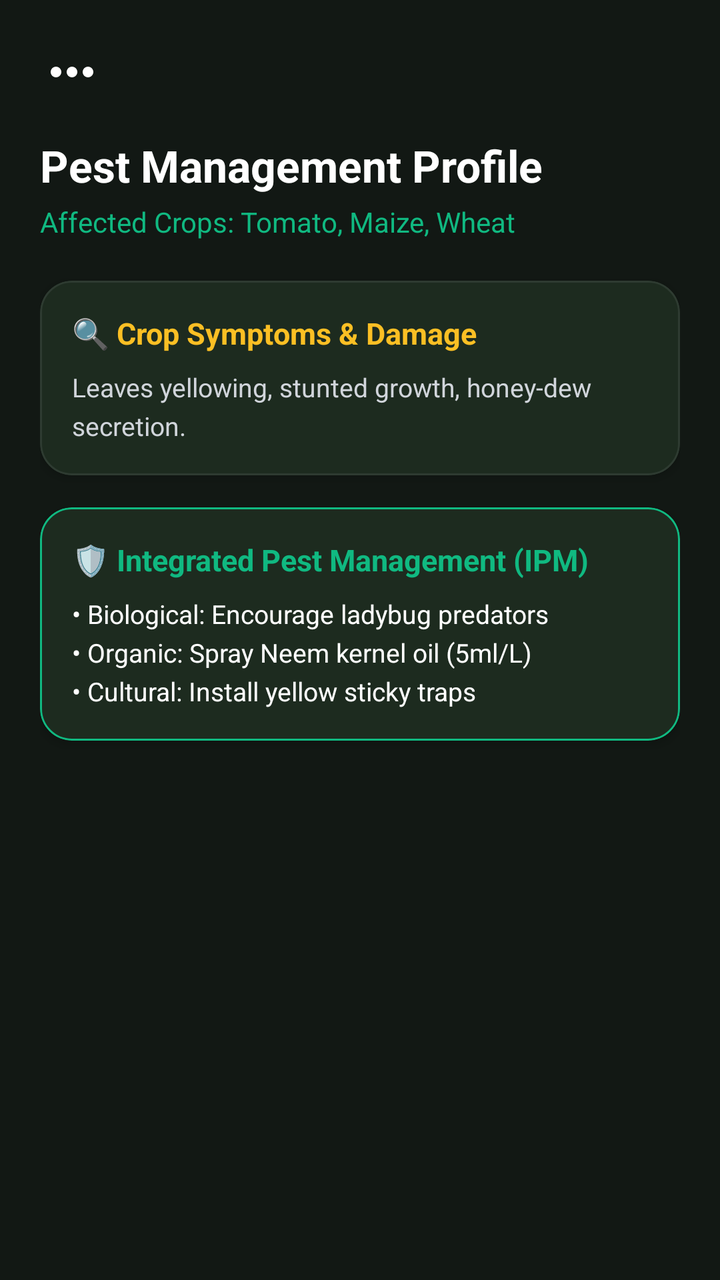
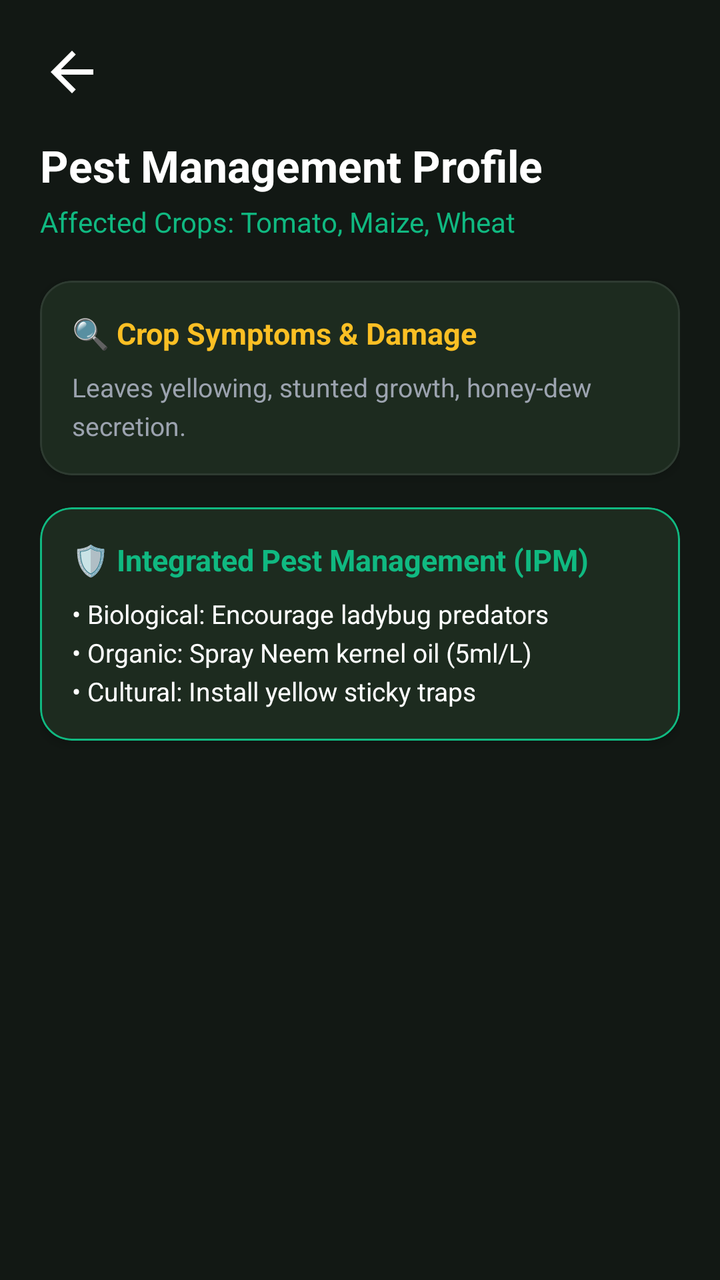

Compare the two renders of this Android layout. The source of the first and the diff that turns it into the second are given below.
<!-- AndroidManifest.xml: application theme Theme.SmartAgriculture -->
<!-- res/layout/fragment_pest_detail.xml -->
<?xml version="1.0" encoding="utf-8"?>
<androidx.core.widget.NestedScrollView xmlns:android="http://schemas.android.com/apk/res/android"
    xmlns:app="http://schemas.android.com/apk/res-auto"
    android:layout_width="match_parent"
    android:layout_height="match_parent"
    android:fillViewport="true"
    android:background="#121814">

    <LinearLayout
        android:layout_width="match_parent"
        android:layout_height="wrap_content"
        android:orientation="vertical"
        android:padding="20dp"
        android:paddingBottom="40dp">

        <ImageView
            android:id="@+id/btnBack"
            android:layout_width="32dp"
            android:layout_height="32dp"
            android:src="@drawable/ic_more"
            app:tint="#FFFFFF"
            android:layout_marginBottom="16dp" />

        <TextView
            android:id="@+id/tvPestDetailName"
            android:layout_width="wrap_content"
            android:layout_height="wrap_content"
            android:text="Pest Management Profile"
            android:textSize="22sp"
            android:textStyle="bold"
            android:textColor="#FFFFFF"
            android:layout_marginBottom="4dp" />

        <TextView
            android:id="@+id/tvPestAffectedCrops"
            android:layout_width="wrap_content"
            android:layout_height="wrap_content"
            android:text="Affected Crops: Tomato, Maize, Wheat"
            android:textSize="14sp"
            android:textColor="#10B981"
            android:layout_marginBottom="20dp" />

        
        <com.google.android.material.card.MaterialCardView
            android:layout_width="match_parent"
            android:layout_height="wrap_content"
            app:cardCornerRadius="16dp"
            app:cardElevation="3dp"
            app:cardBackgroundColor="#1C241E"
            app:strokeColor="#2E3B31"
            app:strokeWidth="1dp"
            android:layout_marginBottom="16dp">

            <LinearLayout
                android:layout_width="match_parent"
                android:layout_height="wrap_content"
                android:orientation="vertical"
                android:padding="16dp">

                <TextView
                    android:layout_width="wrap_content"
                    android:layout_height="wrap_content"
                    android:text="🔍 Crop Symptoms &amp; Damage"
                    android:textSize="15sp"
                    android:textStyle="bold"
                    android:textColor="#FBBF24"
                    android:layout_marginBottom="8dp" />

                <TextView
                    android:id="@+id/tvPestSymptoms"
                    android:layout_width="match_parent"
                    android:layout_height="wrap_content"
                    android:text="Leaves yellowing, stunted growth, honey-dew secretion."
                    android:textSize="13sp"
                    android:lineSpacingExtra="4dp"
                    android:textColor="#D1D5DB" />
            </LinearLayout>
        </com.google.android.material.card.MaterialCardView>

        
        <com.google.android.material.card.MaterialCardView
            android:layout_width="match_parent"
            android:layout_height="wrap_content"
            app:cardCornerRadius="16dp"
            app:cardElevation="3dp"
            app:cardBackgroundColor="#1C241E"
            app:strokeColor="#10B981"
            app:strokeWidth="1dp"
            android:layout_marginBottom="16dp">

            <LinearLayout
                android:layout_width="match_parent"
                android:layout_height="wrap_content"
                android:orientation="vertical"
                android:padding="16dp">

                <TextView
                    android:layout_width="wrap_content"
                    android:layout_height="wrap_content"
                    android:text="🛡️ Integrated Pest Management (IPM)"
                    android:textSize="15sp"
                    android:textStyle="bold"
                    android:textColor="#10B981"
                    android:layout_marginBottom="8dp" />

                <TextView
                    android:id="@+id/tvPestManagement"
                    android:layout_width="match_parent"
                    android:layout_height="wrap_content"
                    android:text="• Biological: Encourage ladybug predators\n• Organic: Spray Neem kernel oil (5ml/L)\n• Cultural: Install yellow sticky traps"
                    android:textSize="13sp"
                    android:lineSpacingExtra="4dp"
                    android:textColor="#FFFFFF" />
            </LinearLayout>
        </com.google.android.material.card.MaterialCardView>

    </LinearLayout>
</androidx.core.widget.NestedScrollView>
<!-- resources referenced by this layout -->
<resources>
  <!-- drawable ic_more (drawable) -->
  <vector xmlns:android="http://schemas.android.com/apk/res/android"
      android:width="24dp"
      android:height="24dp"
      android:viewportWidth="24.0"
      android:viewportHeight="24.0">
      <path
          android:fillColor="#FF000000"
          android:pathData="M6,10c-1.1,0 -2,0.9 -2,2s0.9,2 2,2 2,-0.9 2,-2 -0.9,-2 -2,-2zm12,0c-1.1,0 -2,0.9 -2,2s0.9,2 2,2 2,-0.9 2,-2 -0.9,-2 -2,-2zm-6,0c-1.1,0 -2,0.9 -2,2s0.9,2 2,2 2,-0.9 2,-2 -0.9,-2 -2,-2z"/>
  </vector>
  <style name="Theme.SmartAgriculture" parent="Base.Theme.SmartAgriculture" />
  <style name="Base.Theme.SmartAgriculture" parent="Theme.Material3.DayNight.NoActionBar">
          
          <item name="colorPrimary">@color/colorPrimary</item>
          <item name="colorPrimaryVariant">@color/colorPrimaryVariant</item>
          <item name="colorOnPrimary">@color/colorOnPrimary</item>
          
          
          <item name="colorSecondary">@color/colorSecondary</item>
          <item name="colorSecondaryVariant">@color/colorSecondaryVariant</item>
          <item name="colorOnSecondary">@color/colorOnSecondary</item>
          
          
          <item name="android:colorBackground">#121814</item>
          <item name="colorSurface">#1C241E</item>
          <item name="colorSurfaceVariant">#242E27</item>
          <item name="colorOnSurface">#FFFFFF</item>
          <item name="colorOnSurfaceVariant">#9CA3AF</item>
  
          
          <item name="android:windowFullscreen">true</item>
  
          
          <item name="fontFamily">sans-serif</item>
      </style>
  <color name="colorPrimary">#2E7D32</color>
  <color name="colorPrimaryVariant">#1B5E20</color>
  <color name="colorOnPrimary">#FFFFFF</color>
  <color name="colorSecondary">#81C784</color>
  <color name="colorSecondaryVariant">#66BB6A</color>
  <color name="colorOnSecondary">#000000</color>
</resources>

<!-- the commit's change to res/layout/fragment_pest_detail.xml (unified diff, before → after) -->
@@ -4,7 +4,7 @@
     android:layout_width="match_parent"
     android:layout_height="match_parent"
     android:fillViewport="true"
-    android:background="#121814">
+    android:background="?attr/appBackgroundColor">
 
     <LinearLayout
         android:layout_width="match_parent"
@@ -17,8 +17,10 @@
             android:id="@+id/btnBack"
             android:layout_width="32dp"
             android:layout_height="32dp"
-            android:src="@drawable/ic_more"
-            app:tint="#FFFFFF"
+            android:src="@drawable/ic_arrow_back"
+            android:contentDescription="Back"
+            app:tint="?attr/textPrimaryColor"
+            android:background="?attr/selectableItemBackgroundBorderless"
             android:layout_marginBottom="16dp" />
 
         <TextView
@@ -28,7 +30,7 @@
             android:text="Pest Management Profile"
             android:textSize="22sp"
             android:textStyle="bold"
-            android:textColor="#FFFFFF"
+            android:textColor="?attr/textPrimaryColor"
             android:layout_marginBottom="4dp" />
 
         <TextView
@@ -46,8 +48,8 @@
             android:layout_height="wrap_content"
             app:cardCornerRadius="16dp"
             app:cardElevation="3dp"
-            app:cardBackgroundColor="#1C241E"
-            app:strokeColor="#2E3B31"
+            app:cardBackgroundColor="?attr/cardBackgroundColor"
+            app:strokeColor="?attr/cardStrokeColor"
             app:strokeWidth="1dp"
             android:layout_marginBottom="16dp">
 
@@ -73,7 +75,7 @@
                     android:text="Leaves yellowing, stunted growth, honey-dew secretion."
                     android:textSize="13sp"
                     android:lineSpacingExtra="4dp"
-                    android:textColor="#D1D5DB" />
+                    android:textColor="?attr/textSecondaryColor" />
             </LinearLayout>
         </com.google.android.material.card.MaterialCardView>
 
@@ -83,7 +85,7 @@
             android:layout_height="wrap_content"
             app:cardCornerRadius="16dp"
             app:cardElevation="3dp"
-            app:cardBackgroundColor="#1C241E"
+            app:cardBackgroundColor="?attr/cardBackgroundColor"
             app:strokeColor="#10B981"
             app:strokeWidth="1dp"
             android:layout_marginBottom="16dp">
@@ -110,7 +112,7 @@
                     android:text="• Biological: Encourage ladybug predators\n• Organic: Spray Neem kernel oil (5ml/L)\n• Cultural: Install yellow sticky traps"
                     android:textSize="13sp"
                     android:lineSpacingExtra="4dp"
-                    android:textColor="#FFFFFF" />
+                    android:textColor="?attr/textPrimaryColor" />
             </LinearLayout>
         </com.google.android.material.card.MaterialCardView>
 
<!-- resource entries referenced after the edit -->
@@ -1,14 +1,14 @@
 <!-- resources referenced by this layout -->
 <resources>
-  <!-- drawable ic_more (drawable) -->
+  <!-- drawable ic_arrow_back (drawable) -->
   <vector xmlns:android="http://schemas.android.com/apk/res/android"
       android:width="24dp"
       android:height="24dp"
-      android:viewportWidth="24.0"
-      android:viewportHeight="24.0">
+      android:viewportWidth="24"
+      android:viewportHeight="24">
       <path
-          android:fillColor="#FF000000"
-          android:pathData="M6,10c-1.1,0 -2,0.9 -2,2s0.9,2 2,2 2,-0.9 2,-2 -0.9,-2 -2,-2zm12,0c-1.1,0 -2,0.9 -2,2s0.9,2 2,2 2,-0.9 2,-2 -0.9,-2 -2,-2zm-6,0c-1.1,0 -2,0.9 -2,2s0.9,2 2,2 2,-0.9 2,-2 -0.9,-2 -2,-2z"/>
+          android:fillColor="#FFFFFF"
+          android:pathData="M20,11H7.83l5.59,-5.59L12,4l-8,8 8,8 1.41,-1.41L7.83,13H20v-2z" />
   </vector>
   <style name="Theme.SmartAgriculture" parent="Base.Theme.SmartAgriculture" />
   <style name="Base.Theme.SmartAgriculture" parent="Theme.Material3.DayNight.NoActionBar">
@@ -28,6 +28,19 @@
           <item name="colorSurfaceVariant">#242E27</item>
           <item name="colorOnSurface">#FFFFFF</item>
           <item name="colorOnSurfaceVariant">#9CA3AF</item>
+          <item name="android:textColorPrimary">#FFFFFF</item>
+          <item name="android:textColorSecondary">#9CA3AF</item>
+          <item name="android:editTextColor">#FFFFFF</item>
+          <item name="android:textColorHint">#6B7280</item>
+  
+          
+          <item name="appBackgroundColor">#121814</item>
+          <item name="cardBackgroundColor">#1C241E</item>
+          <item name="cardStrokeColor">#2E3B31</item>
+          <item name="textPrimaryColor">#FFFFFF</item>
+          <item name="textSecondaryColor">#9CA3AF</item>
+          <item name="dividerLineColor">#2E3B31</item>
+          <item name="dangerCardBgColor">#1C241E</item>
   
           
           <item name="android:windowFullscreen">true</item>
